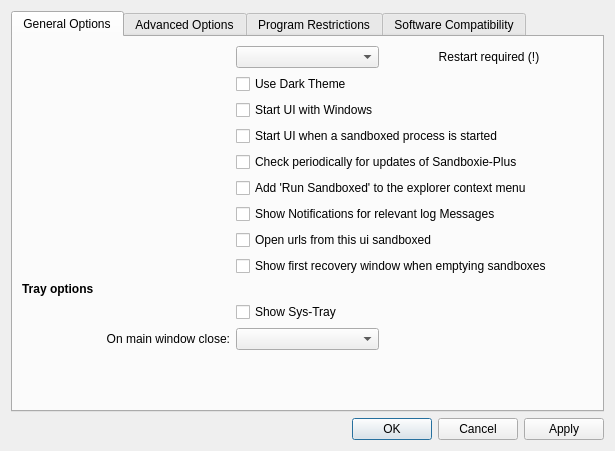
Above: SandboxiePlus/SandMan/Forms/SettingsWindow.ui from sandboxie-plus/Sandboxie before the change. Below: the same form after it.
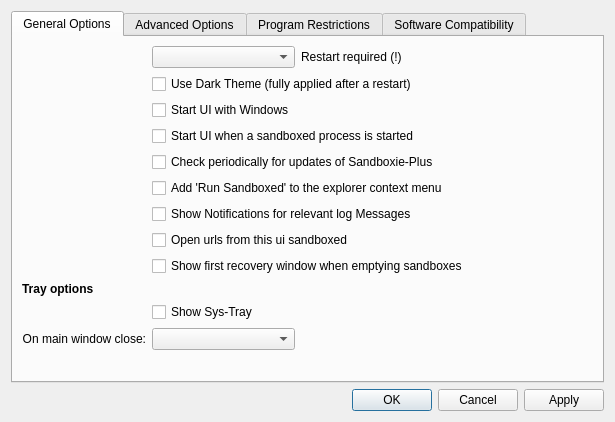
That is the form after the change.

Patch:
```diff
--- a/SandboxiePlus/SandMan/Forms/SettingsWindow.ui
+++ b/SandboxiePlus/SandMan/Forms/SettingsWindow.ui
@@ -6,8 +6,8 @@
    <rect>
     <x>0</x>
     <y>0</y>
-    <width>576</width>
-    <height>451</height>
+    <width>579</width>
+    <height>402</height>
    </rect>
   </property>
   <property name="sizePolicy">
@@ -80,16 +80,6 @@
            <item row="0" column="1">
             <widget class="QComboBox" name="uiLang"/>
            </item>
-           <item row="1" column="1">
-            <widget class="QCheckBox" name="chkDarkTheme">
-             <property name="text">
-              <string>Use Dark Theme</string>
-             </property>
-             <property name="tristate">
-              <bool>true</bool>
-             </property>
-            </widget>
-           </item>
            <item row="10" column="1">
             <widget class="QCheckBox" name="chkShowTray">
              <property name="text">
@@ -114,26 +104,13 @@
              </property>
             </widget>
            </item>
-           <item row="12" column="0">
-            <spacer name="horizontalSpacer_9">
-             <property name="orientation">
-              <enum>Qt::Horizontal</enum>
-             </property>
-             <property name="sizeHint" stdset="0">
-              <size>
-               <width>40</width>
-               <height>20</height>
-              </size>
-             </property>
-            </spacer>
-           </item>
            <item row="0" column="2">
             <widget class="QLabel" name="label">
              <property name="text">
               <string>Restart required (!)</string>
              </property>
              <property name="alignment">
-              <set>Qt::AlignCenter</set>
+              <set>Qt::AlignLeading|Qt::AlignLeft|Qt::AlignVCenter</set>
              </property>
             </widget>
            </item>
@@ -204,6 +181,16 @@
              </property>
             </widget>
            </item>
+           <item row="1" column="1" colspan="2">
+            <widget class="QCheckBox" name="chkDarkTheme">
+             <property name="text">
+              <string>Use Dark Theme (fully applied after a restart)</string>
+             </property>
+             <property name="tristate">
+              <bool>true</bool>
+             </property>
+            </widget>
+           </item>
           </layout>
          </item>
         </layout>
```
